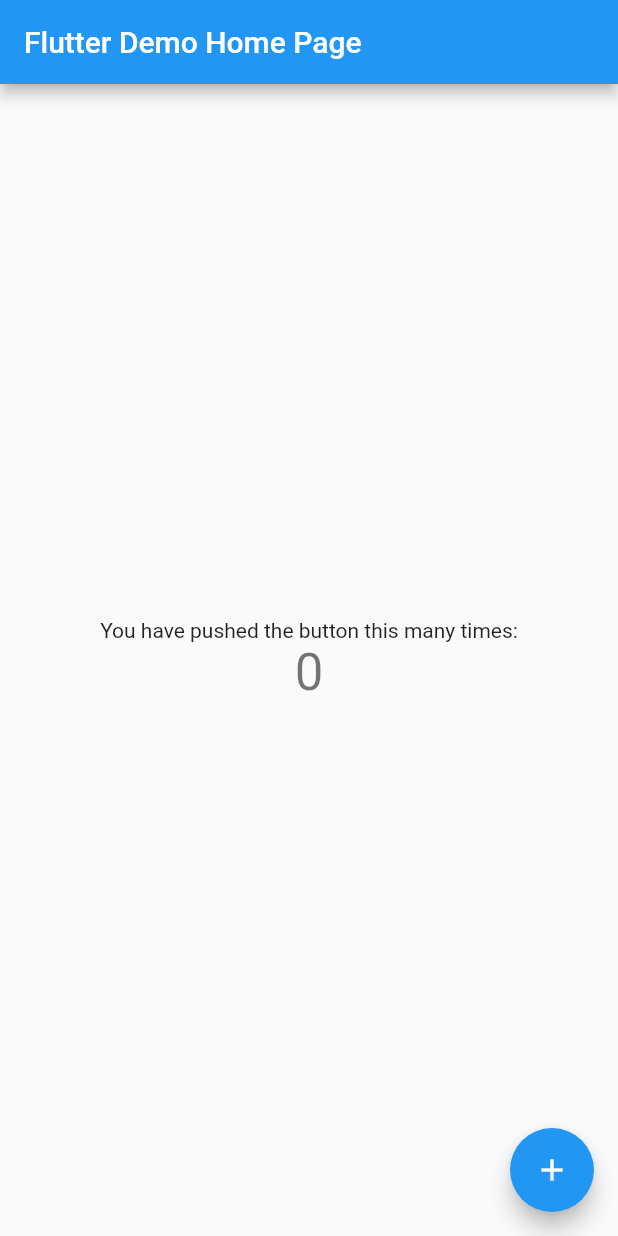
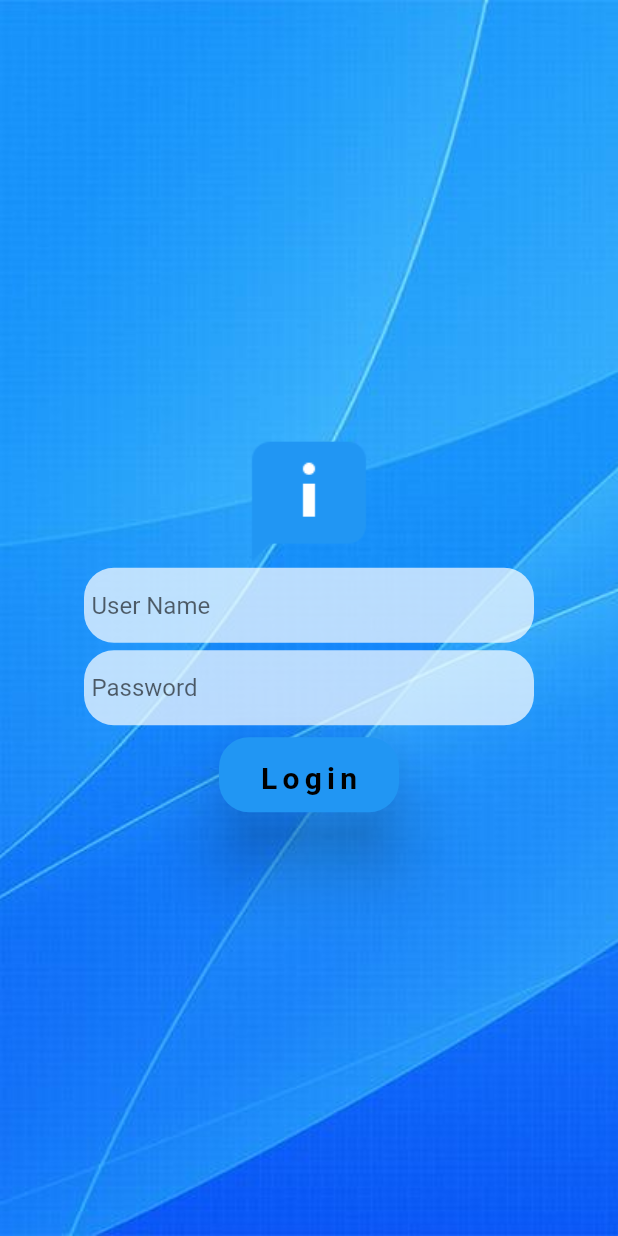
Before and after one commit to DRohan007/Login_ui, a Flutter app: the screen it shows after launch, on a phone screen of 412 x 824 dp. Run offline on Flutter 3.47's test engine with Material 2 defaults, Android fonts, the phone set to English and light mode, and no system bars.

Commit message:
main: Ui changes for homepage *Include the assets
Signed-off-by: DRohan007 <drohan940@gmail.com>

```diff
--- a/lib/main.dart
+++ b/lib/main.dart
@@ -1,117 +1,110 @@
+import 'package:flutter/cupertino.dart';
 import 'package:flutter/material.dart';
 
-void main() {
-  runApp(MyApp());
-}
+void main() => runApp(login_ui());
 
-class MyApp extends StatelessWidget {
-  // This widget is the root of your application.
+class login_ui extends StatelessWidget {
   @override
   Widget build(BuildContext context) {
     return MaterialApp(
-      title: 'Flutter Demo',
-      theme: ThemeData(
-        // This is the theme of your application.
-        //
-        // Try running your application with "flutter run". You'll see the
-        // application has a blue toolbar. Then, without quitting the app, try
-        // changing the primarySwatch below to Colors.green and then invoke
-        // "hot reload" (press "r" in the console where you ran "flutter run",
-        // or simply save your changes to "hot reload" in a Flutter IDE).
-        // Notice that the counter didn't reset back to zero; the application
-        // is not restarted.
-        primarySwatch: Colors.blue,
-        // This makes the visual density adapt to the platform that you run
-        // the app on. For desktop platforms, the controls will be smaller and
-        // closer together (more dense) than on mobile platforms.
-        visualDensity: VisualDensity.adaptivePlatformDensity,
-      ),
-      home: MyHomePage(title: 'Flutter Demo Home Page'),
+      debugShowCheckedModeBanner: false,
+      title: "LoginUi",
+      home: myhome(),
     );
   }
 }
 
-class MyHomePage extends StatefulWidget {
-  MyHomePage({Key key, this.title}) : super(key: key);
-
-  // This widget is the home page of your application. It is stateful, meaning
-  // that it has a State object (defined below) that contains fields that affect
-  // how it looks.
-
-  // This class is the configuration for the state. It holds the values (in this
-  // case the title) provided by the parent (in this case the App widget) and
-  // used by the build method of the State. Fields in a Widget subclass are
-  // always marked "final".
-
-  final String title;
-
+class myhome extends StatefulWidget {
   @override
-  _MyHomePageState createState() => _MyHomePageState();
+  _myhomeState createState() => _myhomeState();
 }
 
-class _MyHomePageState extends State<MyHomePage> {
-  int _counter = 0;
-
-  void _incrementCounter() {
-    setState(() {
-      // This call to setState tells the Flutter framework that something has
-      // changed in this State, which causes it to rerun the build method below
-      // so that the display can reflect the updated values. If we changed
-      // _counter without calling setState(), then the build method would not be
-      // called again, and so nothing would appear to happen.
-      _counter++;
-    });
-  }
-
+class _myhomeState extends State<myhome> {
   @override
   Widget build(BuildContext context) {
-    // This method is rerun every time setState is called, for instance as done
-    // by the _incrementCounter method above.
-    //
-    // The Flutter framework has been optimized to make rerunning build methods
-    // fast, so that you can just rebuild anything that needs updating rather
-    // than having to individually change instances of widgets.
     return Scaffold(
-      appBar: AppBar(
-        // Here we take the value from the MyHomePage object that was created by
-        // the App.build method, and use it to set our appbar title.
-        title: Text(widget.title),
+      body: Stack(
+        fit: StackFit.expand,
+        children: <Widget>[
+          Image.asset(
+            "assets/images/bg.jpg",
+            fit: BoxFit.cover,
           ),
-      body: Center(
-        // Center is a layout widget. It takes a single child and positions it
-        // in the middle of the parent.
-        child: Column(
-          // Column is also a layout widget. It takes a list of children and
-          // arranges them vertically. By default, it sizes itself to fit its
-          // children horizontally, and tries to be as tall as its parent.
-          //
-          // Invoke "debug painting" (press "p" in the console, choose the
-          // "Toggle Debug Paint" action from the Flutter Inspector in Android
-          // Studio, or the "Toggle Debug Paint" command in Visual Studio Code)
-          // to see the wireframe for each widget.
-          //
-          // Column has various properties to control how it sizes itself and
-          // how it positions its children. Here we use mainAxisAlignment to
-          // center the children vertically; the main axis here is the vertical
-          // axis because Columns are vertical (the cross axis would be
-          // horizontal).
+          Column(
             mainAxisAlignment: MainAxisAlignment.center,
             children: <Widget>[
-            Text(
-              'You have pushed the button this many times:',
+              Image.asset(
+                  "assets/images/icon.png"
               ),
-            Text(
-              '$_counter',
-              style: Theme.of(context).textTheme.headline4,
+              Container(
+                padding: EdgeInsets.only(left: 5.0),
+                height: 50,
+                width: 300,
+                decoration: BoxDecoration(
+                  color: Colors.white70,
+                  shape: BoxShape.rectangle,
+                  borderRadius: BorderRadius.circular(20.0),
+                ),
+                child: Center(
+                  child: TextField(
+                  decoration: InputDecoration(
+                    hintText: "User Name",
+                    border: InputBorder.none,
+                  ),
+                ),
+                ),
+              ),
+              Padding(
+                padding: EdgeInsets.only(top: 5.0),
+              ),
+              Container(
+                padding: EdgeInsets.only(left: 5.0),
+                height: 50,
+                width: 300,
+                decoration: BoxDecoration(
+                  color: Colors.white70,
+                  shape: BoxShape.rectangle,
+                  borderRadius: BorderRadius.circular(20.0),
+                ),
+                child: Center(
+
+                  child: TextField(
+                  decoration: InputDecoration(
+                    hintText: "Password",
+                    border: InputBorder.none,
+                  ),
+                ),
+                ),
+              ),
+              Padding(
+                padding: EdgeInsets.only(top: 8.0),
+                child: MaterialButton(
+                  padding: EdgeInsets.only(top: 4.0),
+                  onPressed: () {},
+                  elevation: 20.0,
+                  color: Colors.blue,
+                  splashColor: Colors.white70,
+                  shape: RoundedRectangleBorder(
+                      borderRadius: BorderRadius.circular(20.0)
+                  ),
+                  height: 50,
+                  minWidth: 120,
+                  child: Text(
+                    "Login",
+                    style: TextStyle(
+                      fontSize: 20.0,
+                      color: Colors.black,
+                      letterSpacing: 3.5,
+                      fontStyle: FontStyle.normal,
+                      fontWeight: FontWeight.bold,
+                    ),
+                  ),
+                ),
               ),
             ],
           ),
+        ],
       ),
-      floatingActionButton: FloatingActionButton(
-        onPressed: _incrementCounter,
-        tooltip: 'Increment',
-        child: Icon(Icons.add),
-      ), // This trailing comma makes auto-formatting nicer for build methods.
     );
   }
 }
```
Lines whose indentation alone changed are shown as unchanged.
